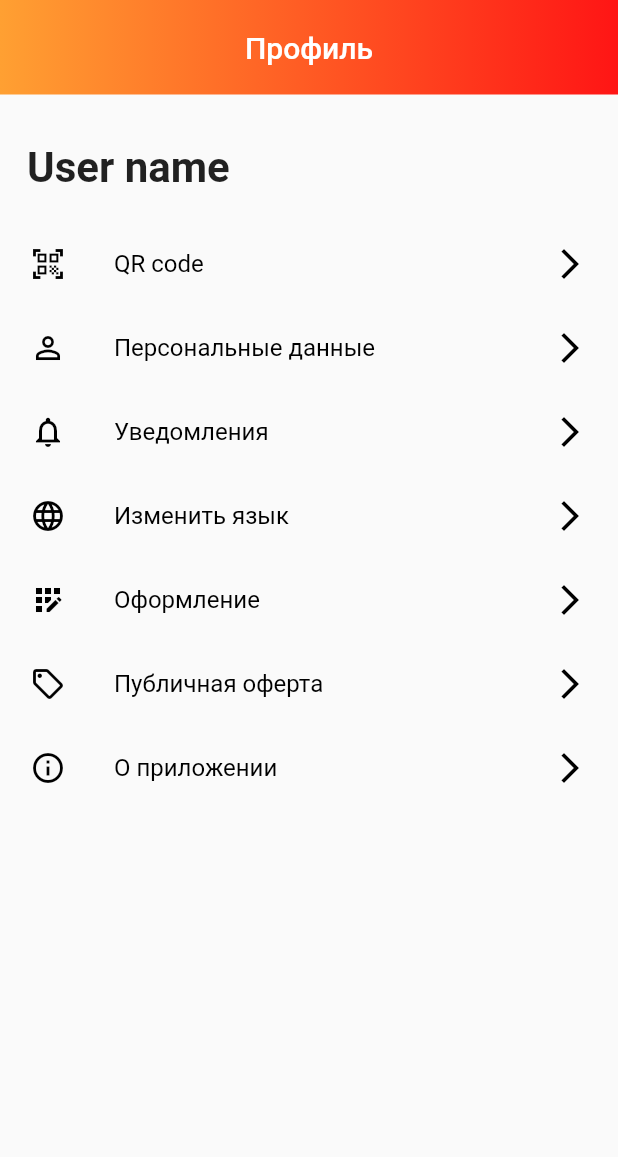
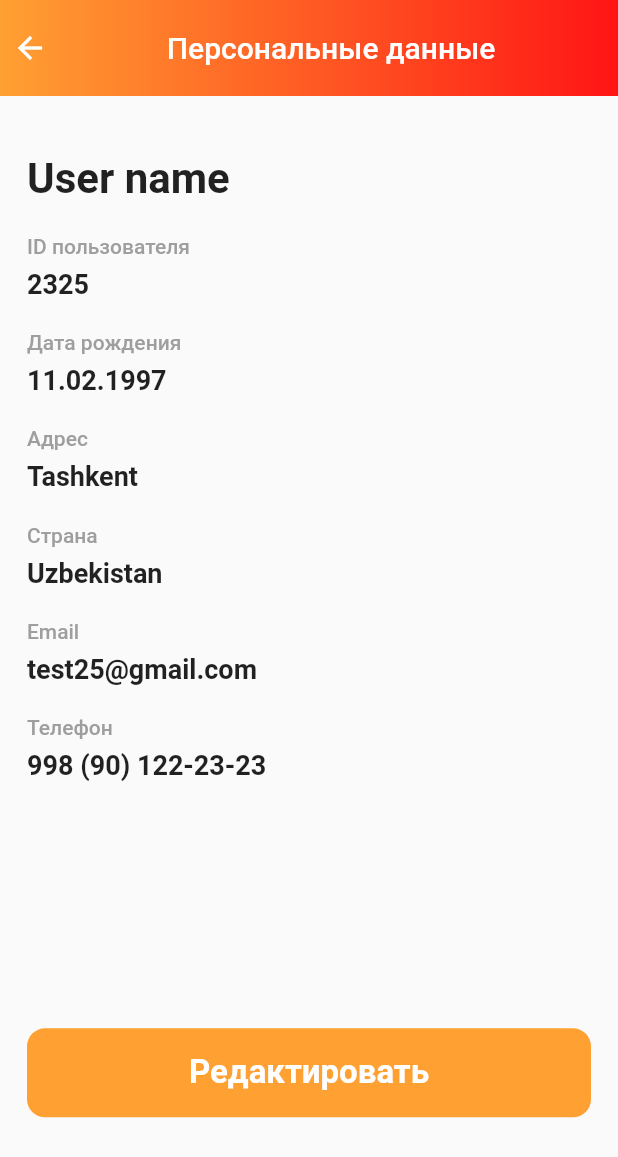
Before and after one commit to AbbosMamadaliyev/mango, a Flutter app: the ProfilePageBody screen opened directly, after a tap on "Персональные данные", on a phone screen of 412 x 824 dp. Shown: the top 1157 px of the screen. Run offline on Flutter 3.47's test engine with Material 2 defaults, Android fonts, the phone set to English and light mode, and no system bars; our stand-ins replace animated_bottom_navigation_bar, mask_text_input_formatter.

Commit message:
profile info edit page

```diff
--- a/lib/presentation/constanta_widgets/custom_app_bar.dart
+++ b/lib/presentation/constanta_widgets/custom_app_bar.dart
@@ -20,7 +20,7 @@ PreferredSize buildPreferredSize(
           mainAxisAlignment: MainAxisAlignment.spaceAround,
           children: [
             leftChildWidget,
-            SizedBox(width: size.width * 0.2),
+            SizedBox(width: size.width * 0.18),
             Text(
               title,
               textAlign: TextAlign.center,
@@ -30,7 +30,7 @@ PreferredSize buildPreferredSize(
                 color: Colors.white,
               ),
             ),
-            SizedBox(width: size.width * 0.2),
+            SizedBox(width: size.width * 0.18),
             rightChildWidget,
           ],
         ),
--- a/lib/presentation/profile_page_body/profile_page_body.dart
+++ b/lib/presentation/main_screen_bodies/profile_page_body/profile_page_body.dart
@@ -1,7 +1,8 @@
 import 'package:flutter/material.dart';
 import 'package:mango/presentation/qr_code_page/qr_code_page.dart';
 
-import '../constanta_widgets/custom_app_bar.dart';
+import '../../constanta_widgets/custom_app_bar.dart';
+import '../../profile_info_page/profile_info_page.dart';
 
 class ProfilePageBody extends StatefulWidget {
   const ProfilePageBody({Key? key}) : super(key: key);
@@ -40,7 +41,10 @@ class _ProfilePageBodyState extends State<ProfilePageBody> {
               Navigator.of(context)
                   .push(MaterialPageRoute(builder: (context) => QRCodePage()));
             }),
-            _buildListTile('Персональные данные', Icons.person_outline, () {}),
+            _buildListTile('Персональные данные', Icons.person_outline, () {
+              Navigator.of(context).push(
+                  MaterialPageRoute(builder: (context) => ProfileInfoPage()));
+            }),
             _buildListTile('Уведомления', Icons.notifications_none, () {}),
             _buildListTile('Изменить язык', Icons.language, () {}),
             _buildListTile(
--- /dev/null
+++ b/lib/presentation/profile_info_page/profile_info_page.dart
@@ -0,0 +1,123 @@
+import 'package:flutter/material.dart';
+import 'package:mango/presentation/edit_personal_info_page/edit_personal_info_page.dart';
+
+import '../../core/app_colors.dart';
+import '../constanta_widgets/custom_app_bar.dart';
+
+class ProfileInfoPage extends StatefulWidget {
+  const ProfileInfoPage({Key? key}) : super(key: key);
+
+  @override
+  _ProfileInfoPageState createState() => _ProfileInfoPageState();
+}
+
+class _ProfileInfoPageState extends State<ProfileInfoPage> {
+  @override
+  Widget build(BuildContext context) {
+    final size = MediaQuery.of(context).size;
+
+    return Scaffold(
+      appBar: buildPreferredSize(
+        context,
+        rightChildWidget: const SizedBox.shrink(),
+        leftChildWidget: GestureDetector(
+          onTap: () {
+            Navigator.of(context).pop();
+          },
+          child: const Icon(
+            Icons.arrow_back,
+            color: Colors.white,
+          ),
+        ),
+        title: ' Персональные данные',
+      ),
+      body: Padding(
+        padding: const EdgeInsets.all(18.0),
+        child: SingleChildScrollView(
+          child: Column(
+            crossAxisAlignment: CrossAxisAlignment.start,
+            children: [
+              SizedBox(height: size.height * 0.025),
+              Text(
+                'User name',
+                style: TextStyle(
+                  fontSize: 28,
+                  fontWeight: FontWeight.w600,
+                ),
+              ),
+              PersonalInfoWidget(title: 'ID пользователя', info: '2325'),
+              PersonalInfoWidget(title: 'Дата рождения', info: '11.02.1997'),
+              PersonalInfoWidget(title: 'Адрес', info: 'Tashkent'),
+              PersonalInfoWidget(title: 'Страна', info: 'Uzbekistan'),
+              PersonalInfoWidget(title: 'Email', info: 'test25@gmail.com'),
+              PersonalInfoWidget(title: 'Телефон', info: '998 (90) 122-23-23'),
+              GestureDetector(
+                onTap: () {
+                  // --> func
+                  Navigator.of(context).push(MaterialPageRoute(
+                      builder: (context) => EditPersonalInfoPage()));
+                },
+                child: Container(
+                  height: size.height * 0.072,
+                  width: size.width,
+                  margin: EdgeInsets.only(top: size.height * 0.2),
+                  alignment: Alignment.center,
+                  decoration: BoxDecoration(
+                    color: AppColors.orangeLight,
+                    borderRadius: BorderRadius.circular(12),
+                  ),
+                  child: const Text(
+                    'Редактировать',
+                    style: TextStyle(
+                      fontSize: 22,
+                      fontWeight: FontWeight.w600,
+                      color: Colors.white,
+                    ),
+                  ),
+                ),
+              ),
+            ],
+          ),
+        ),
+      ),
+    );
+  }
+}
+
+class PersonalInfoWidget extends StatelessWidget {
+  final String title;
+  final String info;
+  const PersonalInfoWidget({
+    Key? key,
+    required this.title,
+    required this.info,
+  }) : super(key: key);
+
+  @override
+  Widget build(BuildContext context) {
+    final size = MediaQuery.of(context).size;
+
+    return Column(
+      crossAxisAlignment: CrossAxisAlignment.start,
+      children: [
+        SizedBox(height: size.height * 0.025),
+        Text(
+          title,
+          style: const TextStyle(
+            fontSize: 14,
+            fontWeight: FontWeight.w500,
+            color: Colors.grey,
+          ),
+        ),
+        SizedBox(height: size.height * 0.008),
+        Text(
+          info,
+          style: const TextStyle(
+            fontSize: 18,
+            fontWeight: FontWeight.w600,
+          ),
+        ),
+      ],
+    );
+  }
+}
--- a/lib/presentation/qr_code_page/qr_code_page.dart
+++ b/lib/presentation/qr_code_page/qr_code_page.dart
@@ -77,9 +77,6 @@ class _QRCodePageState extends State<QRCodePage> {
                       width: size.width * 0.6,
                       alignment: Alignment.center,
                       decoration: BoxDecoration(
-                        /* gradient: const LinearGradient(
-                          colors: [AppColors.orangeLight, AppColors.redOrange],
-                        ),*/
                         color: AppColors.orangeLight,
                         borderRadius: BorderRadius.circular(12),
                       ),
```
Also changed, not shown: lib/presentation/add_profile_page/add_profile_page.dart (deleted, +0 -19 lines), lib/presentation/edit_personal_info_page/edit_personal_info_page.dart (added, +89 -0 lines), lib/presentation/main_screen/main_screen.dart (+6 -6 lines), lib/presentation/main_screen_bodies/add_person_page_body/add_person_page_body.dart (added, +19 -0 lines), lib/presentation/add_person_page/add_person_page.dart (deleted), lib/presentation/main_screen_bodies/home_page_body/home_page_body.dart (renamed from lib/presentation/home_page_body/home_page_body.dart), lib/presentation/main_screen_bodies/pay_page_body/pay_page_body.dart (renamed from lib/presentation/pay_page_body/pay_page_body.dart), lib/presentation/main_screen_bodies/scanner_page_body/scanner_page_body.dart (renamed from lib/presentation/scanner_page_body/scanner_page_body.dart).
